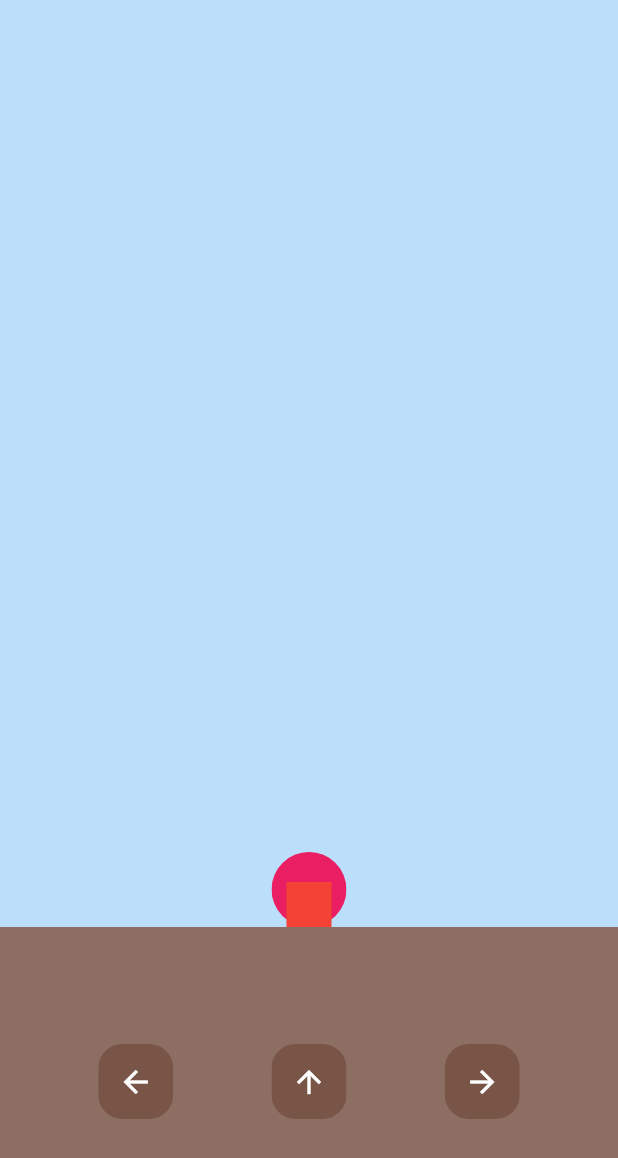
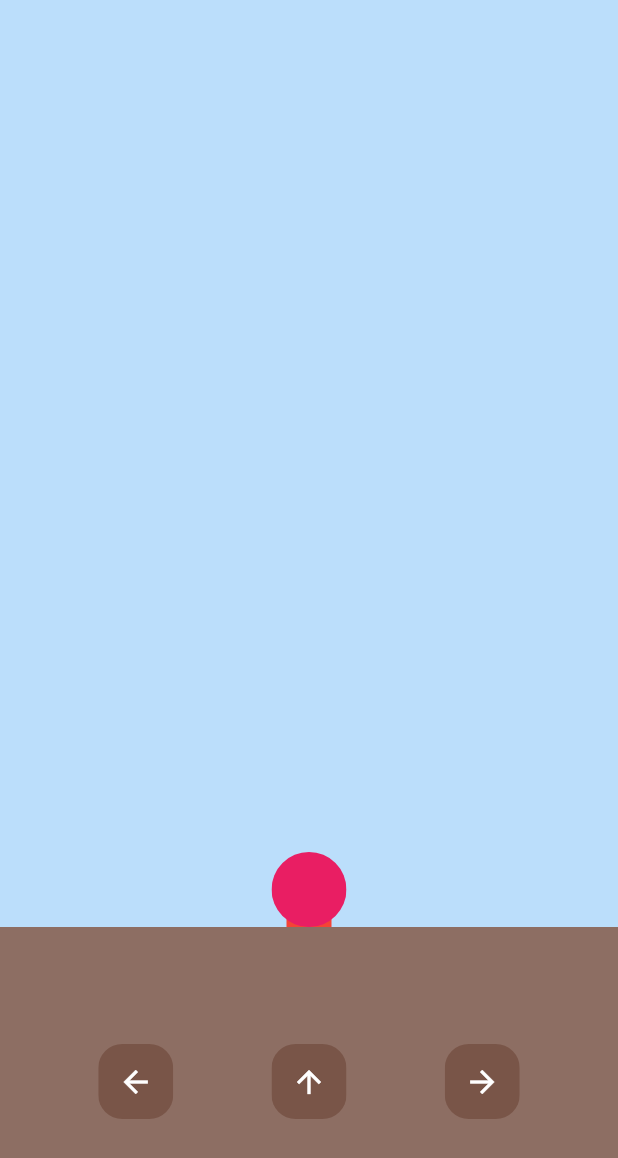
Before and after one commit to Rizz-33/Bubble-Trouble, a Flutter app: the screen it shows after launch, on a phone screen of 412 x 824 dp. Shown: the top 1158 px of the screen. Run offline on Flutter 3.47's test engine with Material 3 defaults, Android fonts, the light colour scheme and no system bars.

Commit message:
modify: missle height

```diff
--- a/lib/home.dart
+++ b/lib/home.dart
@@ -17,6 +17,7 @@ class _HomePageState extends State<HomePage> {
   double X = 0;
   double mX = 0;
   double mY = 1;
+  double mH = 10;
 
   void moveLeft() {
     setState(() {
@@ -71,17 +72,17 @@ class _HomePageState extends State<HomePage> {
               child: Center(
                 child: Stack(
                   children: [
-                    MyPlayer(
-                      X: X,
-                    ),
                     Container(
                       alignment: Alignment(mX, mY),
                       child: Container(
                         width: 30,
-                        height: 30,
+                        height: mH,
                         color: Colors.red,
                       ),
-                    )
+                    ),
+                    MyPlayer(
+                      X: X,
+                    ),
                   ],
                 ),
               ),
```
